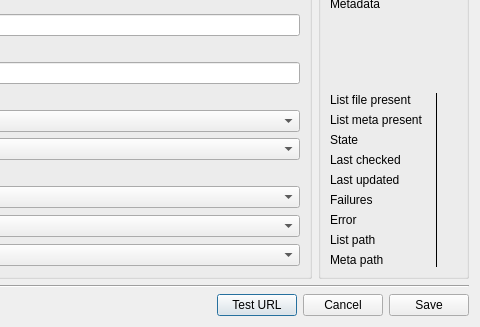
This is ui/opensnitch/plugins/list_subscriptions/res/subscription_dialog.ui in evilsocket/opensnitch as Qt 5 draws it before an edit; both pictures show x 440 to 920 and y 106 to 433 of the 920 by 433 pixel window. The edited form follows.
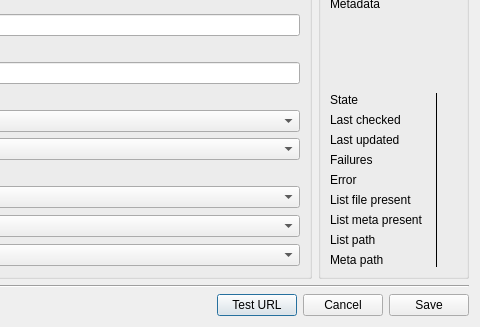
This is the edited form.

Diff of the .ui file:
```diff
--- a/ui/opensnitch/plugins/list_subscriptions/res/subscription_dialog.ui
+++ b/ui/opensnitch/plugins/list_subscriptions/res/subscription_dialog.ui
@@ -233,9 +233,9 @@
          <number>12</number>
         </property>
         <item row="0" column="0">
-         <widget class="QLabel" name="meta_file_present_label">
+         <widget class="QLabel" name="meta_state_label">
           <property name="text">
-           <string>List file present</string>
+           <string>State</string>
           </property>
          </widget>
         </item>
@@ -250,96 +250,96 @@
          </widget>
         </item>
         <item row="0" column="2">
-         <widget class="QLabel" name="meta_file_present">
-          <property name="text">
-           <string/>
-          </property>
-         </widget>
-        </item>
-        <item row="1" column="0">
-         <widget class="QLabel" name="meta_meta_present_label">
-          <property name="text">
-           <string>List meta present</string>
-          </property>
-         </widget>
-        </item>
-        <item row="1" column="2">
-         <widget class="QLabel" name="meta_meta_present">
-          <property name="text">
-           <string/>
-          </property>
-         </widget>
-        </item>
-        <item row="2" column="0">
-         <widget class="QLabel" name="meta_state_label">
-          <property name="text">
-           <string>State</string>
-          </property>
-         </widget>
-        </item>
-        <item row="2" column="2">
          <widget class="QLabel" name="meta_state">
           <property name="text">
            <string/>
           </property>
          </widget>
         </item>
-        <item row="3" column="0">
+        <item row="1" column="0">
          <widget class="QLabel" name="meta_last_checked_label">
           <property name="text">
            <string>Last checked</string>
           </property>
          </widget>
         </item>
-        <item row="3" column="2">
+        <item row="1" column="2">
          <widget class="QLabel" name="meta_last_checked">
           <property name="text">
            <string/>
           </property>
          </widget>
         </item>
-        <item row="4" column="0">
+        <item row="2" column="0">
          <widget class="QLabel" name="meta_last_updated_label">
           <property name="text">
            <string>Last updated</string>
           </property>
          </widget>
         </item>
-        <item row="4" column="2">
+        <item row="2" column="2">
          <widget class="QLabel" name="meta_last_updated">
           <property name="text">
            <string/>
           </property>
          </widget>
         </item>
-        <item row="5" column="0">
+        <item row="3" column="0">
          <widget class="QLabel" name="meta_failures_label">
           <property name="text">
            <string>Failures</string>
           </property>
          </widget>
         </item>
-        <item row="5" column="2">
+        <item row="3" column="2">
          <widget class="QLabel" name="meta_failures">
           <property name="text">
            <string/>
           </property>
          </widget>
         </item>
-        <item row="6" column="0">
+        <item row="4" column="0">
          <widget class="QLabel" name="meta_error_label">
           <property name="text">
            <string>Error</string>
           </property>
          </widget>
         </item>
-        <item row="6" column="2">
+        <item row="4" column="2">
          <widget class="QLabel" name="meta_error">
           <property name="text">
            <string/>
           </property>
          </widget>
         </item>
+        <item row="5" column="0">
+         <widget class="QLabel" name="meta_file_present_label">
+          <property name="text">
+           <string>List file present</string>
+          </property>
+         </widget>
+        </item>
+        <item row="5" column="2">
+         <widget class="QLabel" name="meta_file_present">
+          <property name="text">
+           <string/>
+          </property>
+         </widget>
+        </item>
+        <item row="6" column="0">
+         <widget class="QLabel" name="meta_meta_present_label">
+          <property name="text">
+           <string>List meta present</string>
+          </property>
+         </widget>
+        </item>
+        <item row="6" column="2">
+         <widget class="QLabel" name="meta_meta_present">
+          <property name="text">
+           <string/>
+          </property>
+         </widget>
+        </item>
         <item row="7" column="0">
          <widget class="QLabel" name="meta_list_path_label">
           <property name="text">
```
